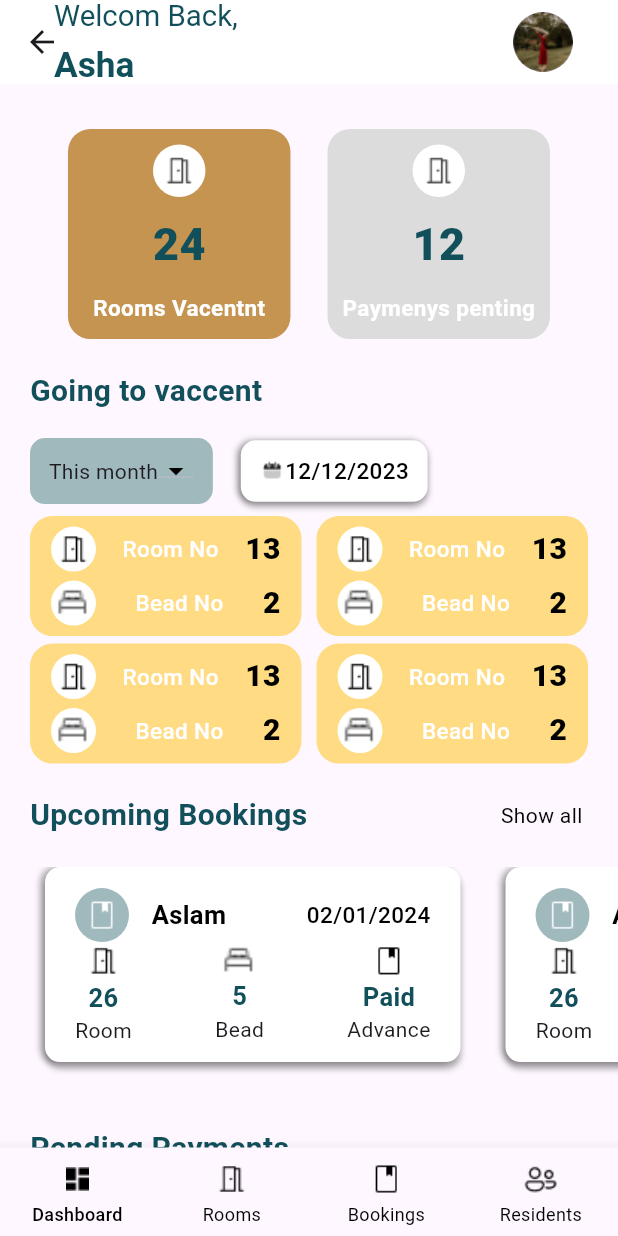
After one commit to muhammed-aslam-pm/Hostel-Manager, a Flutter app: the OwnerHomeScreen screen opened directly, on a phone screen of 412 x 824 dp. The commit adds this screen. Run offline on Flutter 3.47's test engine with Material 3 defaults, Android fonts, the phone set to English and light mode, and no system bars; our stand-ins replace smooth_page_indicator.

Commit message:
all five pages created

```diff
--- a/lib/controller/owner_bottom_navbar_controller/owner_bottom_navbar_controller.dart
+++ b/lib/controller/owner_bottom_navbar_controller/owner_bottom_navbar_controller.dart
@@ -1,7 +1,17 @@
 import 'package:flutter/material.dart';
+import 'package:hostel_management_app/owner_booking_page/owner_bookings_page.dart';
+import 'package:hostel_management_app/owner_dashboard/owner_dashboard_page.dart';
+import 'package:hostel_management_app/owner_residents_page/owner_residents_page.dart';
+import 'package:hostel_management_app/owner_rooms_page/owner_rooms_page.dart';
 
 class OwnerNavBarController with ChangeNotifier {
   int selectedIndex = 0;
+  List<Widget> ownerPages = [
+    OwnerDashBoardPage(),
+    OwnerRoomsPage(),
+    OwnerBookingsPage(),
+    OwnerResidentsPage()
+  ];
 
   void onNavTap(index) {
     selectedIndex = index;
--- /dev/null
+++ b/lib/owner_dashboard/owner_dashboard_page.dart
@@ -0,0 +1,160 @@
+import 'package:flutter/material.dart';
+import 'package:hostel_management_app/utils/color_constants.dart';
+import 'package:hostel_management_app/utils/image_constants.dart';
+import 'package:hostel_management_app/utils/text_style_constatnts.dart';
+import 'package:hostel_management_app/owner_dashboard/widgets/date_card.dart';
+import 'package:hostel_management_app/owner_dashboard/widgets/date_sorting_button.dart';
+import 'package:hostel_management_app/owner_dashboard/widgets/going_to_vaccent_card.dart';
+import 'package:hostel_management_app/owner_dashboard/widgets/pending_payment_card.dart';
+import 'package:hostel_management_app/owner_dashboard/widgets/rooms_vaccent_card.dart';
+import 'package:hostel_management_app/owner_dashboard/widgets/upcoming_bookings_card.dart';
+
+class OwnerDashBoardPage extends StatelessWidget {
+  const OwnerDashBoardPage({super.key});
+
+  @override
+  Widget build(BuildContext context) {
+    return SingleChildScrollView(
+      child: Padding(
+        padding: const EdgeInsets.symmetric(vertical: 20),
+        child: Column(
+          crossAxisAlignment: CrossAxisAlignment.start,
+          children: [
+            SizedBox(
+              height: 10,
+            ),
+            Padding(
+              padding: EdgeInsets.symmetric(
+                  horizontal: MediaQuery.sizeOf(context).width * 11 / 100),
+              child: Row(
+                mainAxisAlignment: MainAxisAlignment.spaceBetween,
+                children: [
+                  RoomVaccentCard(
+                      title: "Rooms Vacentnt",
+                      number: "24",
+                      bgColor: ColorConstants.SecondaryColor2,
+                      image: ImageConstants.ownerRoomsIconeDisabled),
+                  RoomVaccentCard(
+                      title: "Paymenys penting",
+                      number: "12",
+                      bgColor: ColorConstants.SecondaryColor1,
+                      image: ImageConstants.ownerRoomsIconeDisabled),
+                ],
+              ),
+            ),
+            SizedBox(
+              height: 20,
+            ),
+            Padding(
+              padding: const EdgeInsets.only(left: 20),
+              child: Text(
+                "Going to vaccent",
+                style: TextStyleConstants.dashboardSubtitle1,
+              ),
+            ),
+            Padding(
+              padding: const EdgeInsets.only(top: 17, left: 20),
+              child: Row(
+                children: [
+                  DateSortingButton(),
+                  SizedBox(
+                    width: 18.6,
+                  ),
+                  DateCard(date: "12/12/2023")
+                ],
+              ),
+            ),
+            SizedBox(
+              height: 8,
+            ),
+            Padding(
+              padding: const EdgeInsets.symmetric(horizontal: 20),
+              child: GridView.builder(
+                shrinkWrap: true,
+                itemCount: 4,
+                gridDelegate: SliverGridDelegateWithFixedCrossAxisCount(
+                  crossAxisCount: 2,
+                  mainAxisSpacing: 5,
+                  crossAxisSpacing: 10,
+                  mainAxisExtent: 80,
+                ),
+                itemBuilder: (context, index) => GoingToVaccentCard(
+                    roomNumber: "13",
+                    beadNumber: "2",
+                    backgroungColor: ColorConstants.SecondaryColor4),
+              ),
+            ),
+            SizedBox(
+              height: 20,
+            ),
+            Padding(
+              padding: const EdgeInsets.symmetric(horizontal: 20),
+              child: Row(
+                mainAxisAlignment: MainAxisAlignment.spaceBetween,
+                children: [
+                  Text(
+                    "Upcoming Bookings",
+                    style: TextStyleConstants.dashboardSubtitle1,
+                  ),
+                  Text(
+                    "Show all ",
+                    style: TextStyleConstants.dashboardSubtitle2,
+                  )
+                ],
+              ),
+            ),
+            SizedBox(
+              height: 20,
+            ),
+            Padding(
+              padding: EdgeInsets.only(left: 20),
+              child: SingleChildScrollView(
+                scrollDirection: Axis.horizontal,
+                child: Row(
+                  children: List.generate(
+                    4,
+                    (index) => UpcomingBookings(
+                        name: "Aslam",
+                        date: "02/01/2024",
+                        roomNumber: "26",
+                        beadNumber: "5",
+                        isAdvacePaid: true),
+                  ),
+                ),
+              ),
+            ),
+            SizedBox(
+              height: 33,
+            ),
+            Padding(
+              padding: const EdgeInsets.symmetric(horizontal: 20),
+              child: Text(
+                "Pending Payments",
+                style: TextStyleConstants.dashboardSubtitle1,
+              ),
+            ),
+            Padding(
+              padding: const EdgeInsets.all(25),
+              child: Container(
+                height: 339,
+                child: ListView.separated(
+                  itemCount: 10,
+                  separatorBuilder: (context, index) => Container(
+                    color: ColorConstants.secondaryWhiteColor,
+                    height: 12,
+                  ),
+                  itemBuilder: (context, index) => PendingPaymentCard(
+                      roomNumber: "26",
+                      date: "12 sep",
+                      amount: "800",
+                      profilePhot1: ImageConstants.ownerHomeProfilePhoto2,
+                      profilePhot2: ImageConstants.ownerHomeProfilePhoto3),
+                ),
+              ),
+            )
+          ],
+        ),
+      ),
+    );
+  }
+}
```
Also changed, not shown: lib/owner_booking_page/owner_bookings_page.dart (added, +10 -0 lines), lib/owner_residents_page/owner_residents_page.dart (added, +10 -0 lines), lib/owner_rooms_page/owner_rooms_page.dart (added, +10 -0 lines), lib/view/owner_home_screen/owner_home_screen.dart (+8 -147 lines), lib/owner_dashboard/widgets/date_card.dart (renamed from lib/view/owner_home_screen/widgets/date_card.dart), lib/owner_dashboard/widgets/date_sorting_button.dart (renamed from lib/view/owner_home_screen/widgets/date_sorting_button.dart), lib/owner_dashboard/widgets/going_to_vaccent_card.dart (renamed from lib/view/owner_home_screen/widgets/going_to_vaccent_card.dart), lib/owner_dashboard/widgets/pending_payment_card.dart (renamed from lib/view/owner_home_screen/widgets/pending_payment_card.dart), lib/owner_dashboard/widgets/rooms_vaccent_card.dart (renamed from lib/view/owner_home_screen/widgets/rooms_vaccent_card.dart), lib/owner_dashboard/widgets/upcoming_bookings_card.dart (renamed from lib/view/owner_home_screen/widgets/upcoming_bookings_card.dart).
